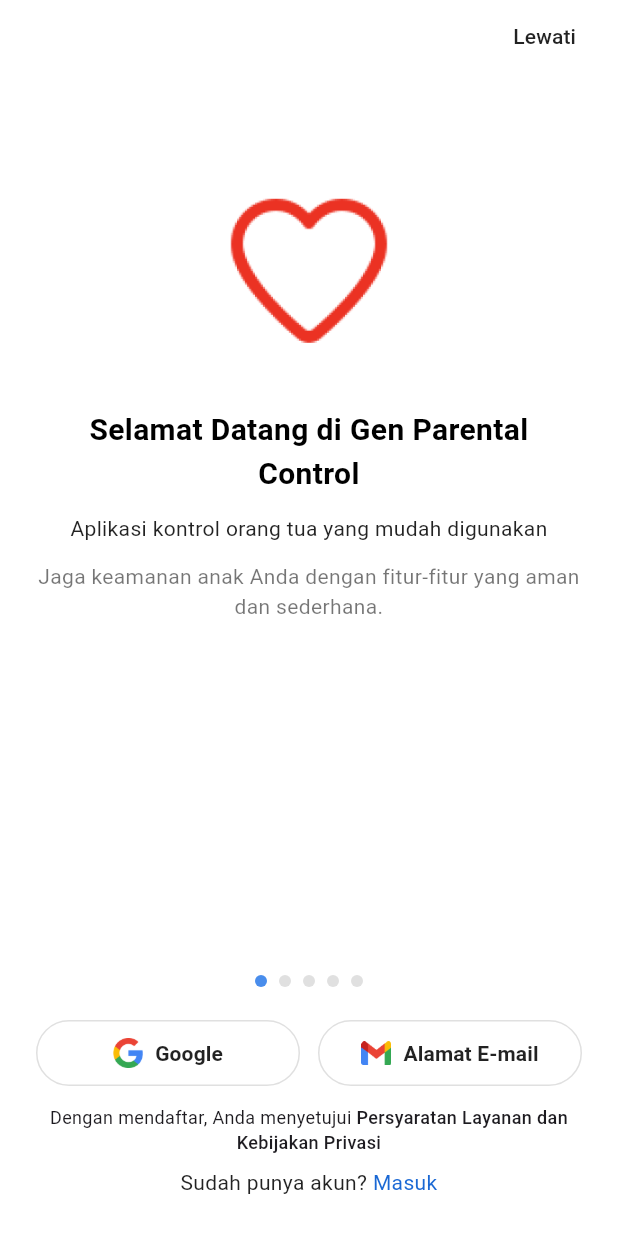
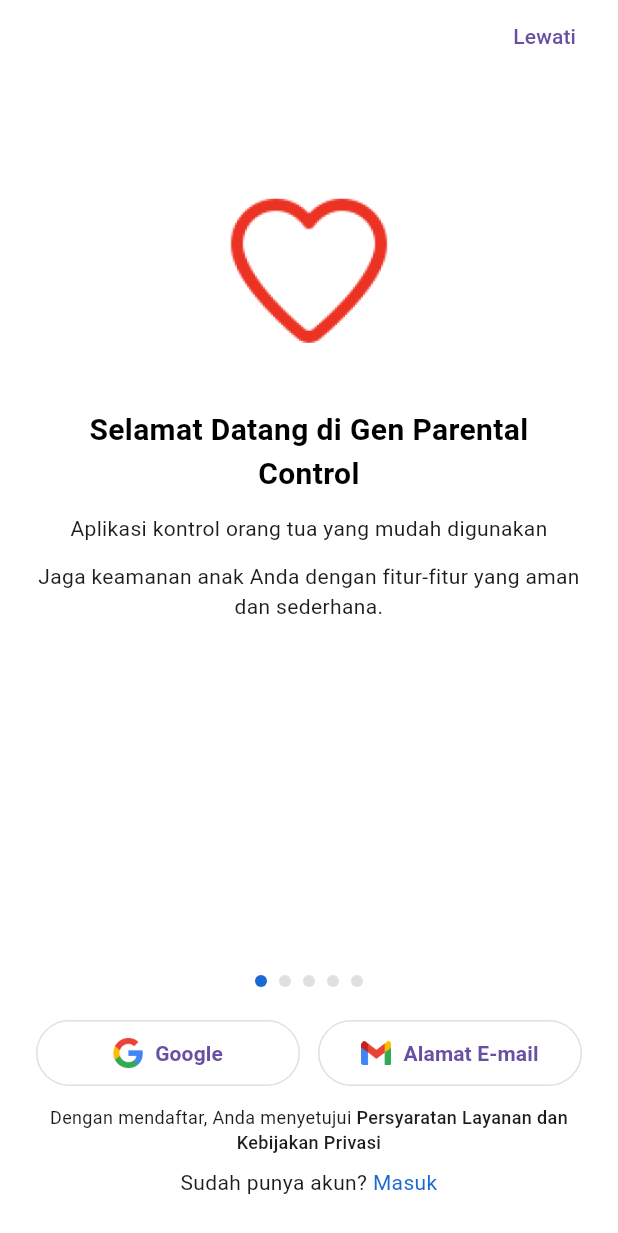
Before and after one commit to dhimskyyy/gen_app, a Flutter app: the screen it shows after launch, on a phone screen of 412 x 824 dp. Shown: the top 1233 px of the screen. Run offline on Flutter 3.47's test engine with Material 3 defaults, Android fonts, the phone set to English and light mode, and no system bars; our stand-ins replace dotted_border; Roboto replaces fonts that are missing (YourFont); statements that could not run were skipped.

Commit message:
update color

```diff
--- a/lib/theme/app_colors.dart
+++ b/lib/theme/app_colors.dart
@@ -1,19 +1,15 @@
 import 'package:flutter/material.dart';
 
 class AppColors {
-  static const Color primary = Color(0xFF498DEC);
+  static const Color primary = Color(0xFF1A68D4);
   static const Color white = Colors.white;
   static const Color black = Colors.black;
-  static const Color black87 = Colors.black87;
-  static const Color black54 = Colors.black54;
-  static const Color black26 = Colors.black26;
   static final Color lightGrey = Colors.grey.shade300;
 
-  // Soft Colors with Opacity (10%)
   static const Color greenSoft = Color(0x1A4CAF50);
   static const Color yellowSoft = Color(
     0x1AFFEB3B,
-  ); // Yellow soft (10% opacity)
+  );
   static const Color redSoft = Color(0x1AF44336);
 
   // Shadow Soft (5% opacity)
@@ -22,6 +18,4 @@
   // Delete Red Color
   static const Color deleteRed = Color(0xFFF44336);
 
-  // Text Primary Color
-  static const Color textPrimary = Color(0xFF498DEC); // Sama dengan primary
 }
```
